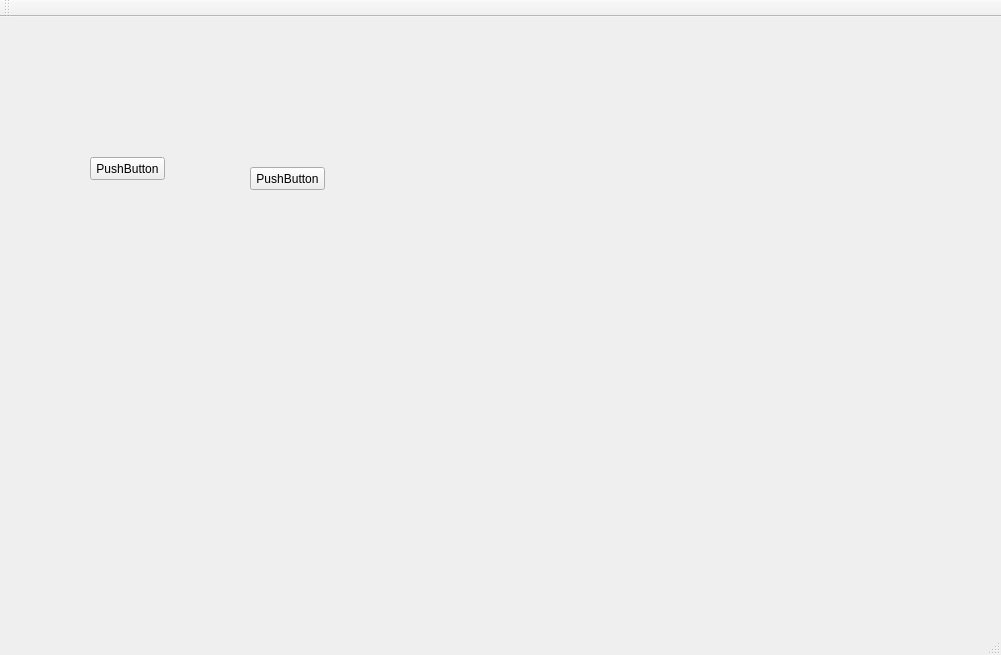
Before: the Qt Designer form pcl-qt_widgets/src/mainwindow.ui in isnow4ever/pcl, drawn with Qt 5.
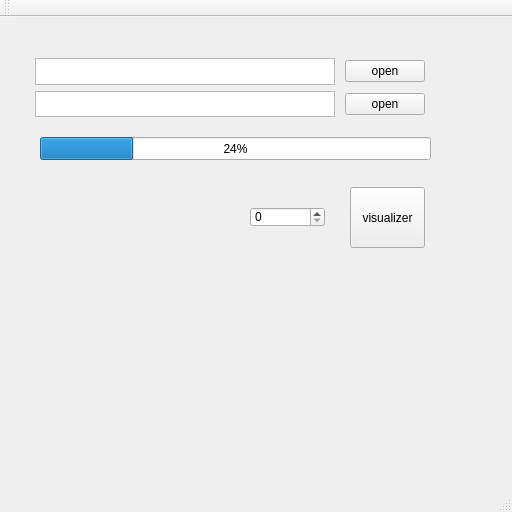
After: the same form once the commit is applied.

Commit message: qt-pcl-gui

Patch:
```diff
--- a/pcl-qt_widgets/src/mainwindow.ui
+++ b/pcl-qt_widgets/src/mainwindow.ui
@@ -6,39 +6,125 @@
    <rect>
     <x>0</x>
     <y>0</y>
-    <width>1001</width>
-    <height>655</height>
+    <width>512</width>
+    <height>512</height>
    </rect>
   </property>
   <property name="windowTitle">
    <string>MainWindow</string>
   </property>
   <widget class="QWidget" name="centralWidget">
-   <widget class="QPushButton" name="pushButton">
+   <widget class="QProgressBar" name="progressBar">
     <property name="geometry">
      <rect>
-      <x>90</x>
-      <y>140</y>
-      <width>75</width>
+      <x>40</x>
+      <y>120</y>
+      <width>391</width>
       <height>23</height>
      </rect>
     </property>
+    <property name="value">
+     <number>24</number>
+    </property>
+   </widget>
+   <widget class="QWidget" name="gridLayoutWidget">
+    <property name="geometry">
+     <rect>
+      <x>20</x>
+      <y>30</y>
+      <width>421</width>
+      <height>81</height>
+     </rect>
+    </property>
+    <layout class="QGridLayout" name="gridlayout">
+     <item row="1" column="1">
+      <widget class="QPushButton" name="pushButton_2">
+       <property name="maximumSize">
+        <size>
+         <width>80</width>
+         <height>16777215</height>
+        </size>
+       </property>
+       <property name="text">
+        <string>open</string>
+       </property>
+      </widget>
+     </item>
+     <item row="0" column="1">
+      <widget class="QPushButton" name="pushButton">
+       <property name="maximumSize">
+        <size>
+         <width>80</width>
+         <height>16777215</height>
+        </size>
+       </property>
+       <property name="text">
+        <string>open</string>
+       </property>
+      </widget>
+     </item>
+     <item row="0" column="0">
+      <widget class="QTextBrowser" name="textBrowser">
+       <property name="enabled">
+        <bool>true</bool>
+       </property>
+       <property name="sizePolicy">
+        <sizepolicy hsizetype="Fixed" vsizetype="Minimum">
+         <horstretch>0</horstretch>
+         <verstretch>0</verstretch>
+        </sizepolicy>
+       </property>
+       <property name="maximumSize">
+        <size>
+         <width>300</width>
+         <height>30</height>
+        </size>
+       </property>
+      </widget>
+     </item>
+     <item row="1" column="0">
+      <widget class="QTextBrowser" name="textBrowser_2">
+       <property name="enabled">
+        <bool>true</bool>
+       </property>
+       <property name="sizePolicy">
+        <sizepolicy hsizetype="Fixed" vsizetype="Minimum">
+         <horstretch>0</horstretch>
+         <verstretch>0</verstretch>
+        </sizepolicy>
+       </property>
+       <property name="maximumSize">
+        <size>
+         <width>300</width>
+         <height>30</height>
+        </size>
+       </property>
+      </widget>
+     </item>
+    </layout>
+   </widget>
+   <widget class="QPushButton" name="pushButton_3">
+    <property name="geometry">
+     <rect>
+      <x>350</x>
+      <y>170</y>
+      <width>75</width>
+      <height>61</height>
+     </rect>
+    </property>
     <property name="text">
-     <string>PushButton</string>
+     <string>visualizer</string>
     </property>
    </widget>
-   <widget class="QPushButton" name="pushButton_2">
+   <widget class="QSpinBox" name="spinBox">
     <property name="geometry">
      <rect>
       <x>250</x>
-      <y>150</y>
+      <y>190</y>
       <width>75</width>
-      <height>23</height>
+      <height>20</height>
      </rect>
     </property>
-    <property name="text">
-     <string>PushButton</string>
-    </property>
    </widget>
   </widget>
   <widget class="QMenuBar" name="menuBar">
```
Left out of the diff: 2 changed lines with no effect on the pictures. The commit also changes 7 other files.
